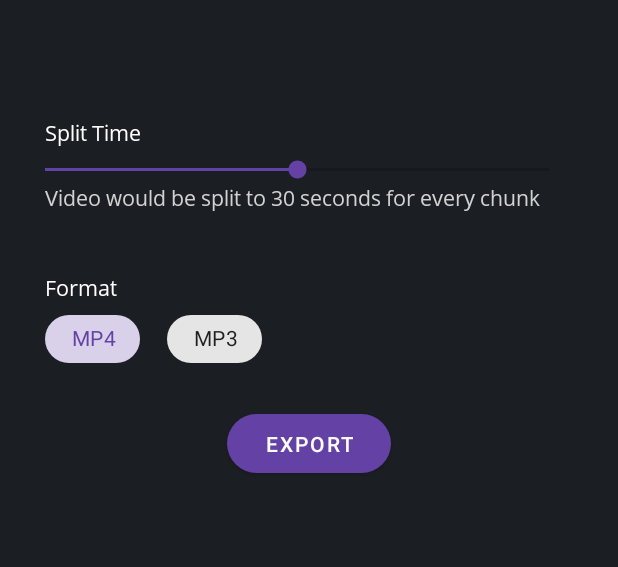
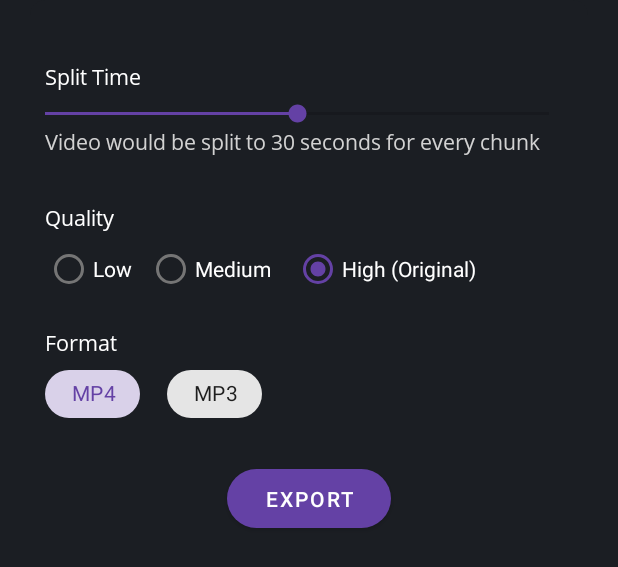
Before and after one commit to echoeyecodes/ClipClip, an Android app: the layout fragment_video_configuration.xml on its own in the app's theme, with its tools: preview values and no code run, on a phone screen of 412 x 824 dp. Shown: the top 567 px of the screen. Run offline under Robolectric (Android 15) with nearby library versions, the phone set to English and light mode, and no system bars.

Commit message:
added export quality option for videos

```diff
--- a/app/src/main/java/com/echoeyecodes/clipclip/activities/VideoActivity.kt
+++ b/app/src/main/java/com/echoeyecodes/clipclip/activities/VideoActivity.kt
@@ -279,7 +279,7 @@ class VideoActivity : AppCompatActivity(), VideoSelectionCallback, Player.Listen
         videoSelectionView.updateProgressMarkerPosition(viewModel.getProgressMarkerPosition(value))
     }
 
-    override fun onFinish(splitTime: Int, format: VideoFormat) {
+    override fun onFinish(splitTime: Int, quality: VideoQuality, format: VideoFormat) {
         viewModel.splitTime = splitTime
         AndroidUtilities.dismissFragment(videoConfigurationDialogFragment)
         val workData = Data.Builder().apply {
@@ -287,6 +287,7 @@ class VideoActivity : AppCompatActivity(), VideoSelectionCallback, Player.Listen
             putLong("startTime", viewModel.getStartTime())
             putLong("endTime", viewModel.getEndTime())
             putInt("splitTime", viewModel.splitTime)
+            putString("quality", quality.qName)
             putString("format", format.extension)
         }.build()
         val workRequest = OneTimeWorkRequestBuilder<VideoTrimWorkManager>()
--- a/app/src/main/java/com/echoeyecodes/clipclip/adapters/VideoAdapter.kt
+++ b/app/src/main/java/com/echoeyecodes/clipclip/adapters/VideoAdapter.kt
@@ -36,8 +36,10 @@ class VideoAdapter(private val callback: VideoAdapterCallback) :
         private val timestampTextView = layoutBinding.timestamp
 
         fun bind(model: VideoModel) {
-            Glide.with(view).load(model.getVideoUri()).sizeMultiplier(0.5f).override(size)
-                .into(imageView)
+            model.videoUri?.let {
+                Glide.with(view).load(it).sizeMultiplier(0.5f).override(size)
+                    .into(imageView)
+            }
             view.setOnClickListener { callback.onVideoSelected(model) }
             timestampTextView.text = model.duration.formatVideoTime()
         }
--- a/app/src/main/java/com/echoeyecodes/clipclip/callbacks/VideoConfigurationCallback.kt
+++ b/app/src/main/java/com/echoeyecodes/clipclip/callbacks/VideoConfigurationCallback.kt
@@ -4,5 +4,5 @@ import com.echoeyecodes.clipclip.utils.VideoFormat
 import com.echoeyecodes.clipclip.utils.VideoQuality
 
 interface VideoConfigurationCallback {
-    fun onFinish(splitTime: Int, format:VideoFormat)
+    fun onFinish(splitTime: Int, quality: VideoQuality, format:VideoFormat)
 }
--- a/app/src/main/java/com/echoeyecodes/clipclip/models/VideoConfigModel.kt
+++ b/app/src/main/java/com/echoeyecodes/clipclip/models/VideoConfigModel.kt
@@ -1,6 +1,7 @@
 package com.echoeyecodes.clipclip.models
 
 import com.echoeyecodes.clipclip.utils.VideoFormat
+import com.echoeyecodes.clipclip.utils.VideoQuality
 import java.io.Serializable
 import kotlin.math.ceil
 
@@ -8,7 +9,8 @@ class VideoConfigModel(
     val startTime: Long,
     val endTime: Long,
     val splitTime: Int,
-    val format: VideoFormat
+    val format: VideoFormat,
+    val quality: VideoQuality
 ) : Serializable {
 
     fun getSplitCount(): Int {
--- a/app/src/main/java/com/echoeyecodes/clipclip/utils/constants.kt
+++ b/app/src/main/java/com/echoeyecodes/clipclip/utils/constants.kt
@@ -8,7 +8,7 @@ fun getScreenSize():Pair<Int, Int>{
 }
 
 
-enum class VideoQuality(name: String) {
+enum class VideoQuality(val qName: String) {
     LOW("low"),
     MEDIUM("medium"),
     HIGH("high")
--- a/app/src/main/java/com/echoeyecodes/clipclip/viewmodels/VideoConfigurationViewModel.kt
+++ b/app/src/main/java/com/echoeyecodes/clipclip/viewmodels/VideoConfigurationViewModel.kt
@@ -7,5 +7,6 @@ import com.echoeyecodes.clipclip.utils.VideoQuality
 
 class VideoConfigurationViewModel(application: Application):AndroidViewModel(application) {
     var splitTime = 30
+    var quality = VideoQuality.HIGH
     var format = VideoFormat.MP4
 }
--- a/app/src/main/java/com/echoeyecodes/clipclip/workmanager/VideoTrimWorkManager.kt
+++ b/app/src/main/java/com/echoeyecodes/clipclip/workmanager/VideoTrimWorkManager.kt
@@ -14,6 +14,7 @@ import com.echoeyecodes.clipclip.models.VideoConfigModel
 import com.echoeyecodes.clipclip.receivers.VideoTrimBroadcastReceiver
 import com.echoeyecodes.clipclip.trimmer.VideoTrimManager
 import com.echoeyecodes.clipclip.utils.VideoFormat
+import com.echoeyecodes.clipclip.utils.toVideoQuality
 import kotlinx.coroutines.*
 import java.lang.Exception
 
@@ -60,12 +61,13 @@ class VideoTrimWorkManager(context: Context, workerParams: WorkerParameters) :
                 val endTime = inputData.getLong("endTime", 0L)
                 val splitTime = inputData.getInt("splitTime", 0)
                 val _format = inputData.getString("format")
+                val quality = (inputData.getString("quality") ?: "high").toVideoQuality()
                 val format = if (_format == ".mp3") {
                     VideoFormat.MP3
                 } else VideoFormat.MP4
                 videoTrimManager.startTrim(
                     videoUri,
-                    VideoConfigModel(startTime, endTime, splitTime, format)
+                    VideoConfigModel(startTime, endTime, splitTime, format, quality)
                 )
                 Result.success()
             } catch (exception: Exception) {
--- a/app/src/main/res/layout/fragment_video_configuration.xml
+++ b/app/src/main/res/layout/fragment_video_configuration.xml
@@ -43,11 +43,60 @@
 
         </LinearLayout>
 
+        <View
+            android:layout_width="0dp"
+            android:layout_height="0dp"
+            android:layout_marginVertical="15dp"
+            />
+
+        <LinearLayout
+            android:layout_width="match_parent"
+            android:layout_height="wrap_content"
+            android:orientation="vertical">
+
+            <TextView
+                style="@style/Regular"
+                android:layout_width="wrap_content"
+                android:layout_height="wrap_content"
+                android:text="Quality" />
+
+            <RadioGroup
+                android:id="@+id/quality_radio_group"
+                android:layout_width="match_parent"
+                android:layout_height="wrap_content"
+                android:orientation="horizontal">
+
+                <RadioButton
+                    android:id="@+id/low"
+                    android:layout_width="wrap_content"
+                    android:layout_height="wrap_content"
+                    style="@style/CustomRadioButtonStyle"
+                    android:text="Low" />
+
+                <RadioButton
+                    android:id="@+id/medium"
+                    android:layout_width="wrap_content"
+                    android:layout_height="wrap_content"
+                    android:layout_marginHorizontal="10dp"
+                    style="@style/CustomRadioButtonStyle"
+                    android:text="Medium" />
+
+                <RadioButton
+                    android:id="@+id/high"
+                    android:layout_width="wrap_content"
+                    android:layout_height="wrap_content"
+                    android:layout_marginHorizontal="5dp"
+                    android:checked="true"
+                    style="@style/CustomRadioButtonStyle"
+                    android:text="High (Original)" />
+
+            </RadioGroup>
+        </LinearLayout>
 
         <View
             android:layout_width="0dp"
             android:layout_height="0dp"
-            android:layout_marginVertical="20dp"
+            android:layout_marginTop="15dp"
             />
 
         <LinearLayout
```
Also changed, not shown: app/src/main/java/com/echoeyecodes/clipclip/activities/SelectVideoActivity.kt (+7 -6 lines), app/src/main/java/com/echoeyecodes/clipclip/fragments/dialogfragments/VideoConfigurationDialogFragment.kt (+32 -0 lines), app/src/main/java/com/echoeyecodes/clipclip/models/VideoModel.kt (+1 -6 lines), app/src/main/java/com/echoeyecodes/clipclip/trimmer/VideoTrimManager.kt (+15 -3 lines), app/src/main/java/com/echoeyecodes/clipclip/utils/extfunctions.kt (+8 -0 lines), app/src/main/java/com/echoeyecodes/clipclip/viewmodels/SelectionVideoActivityViewModel.kt (+7 -1 lines).
